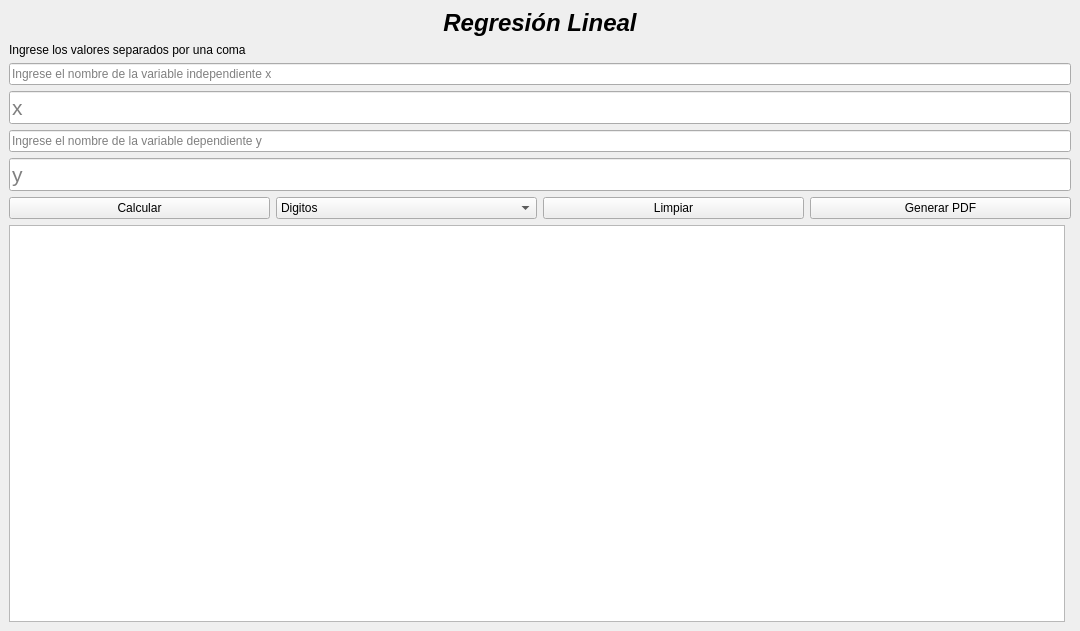
luisAlcides/simulacion, file view/ui/linearRegressionView.ui: the form before one commit.
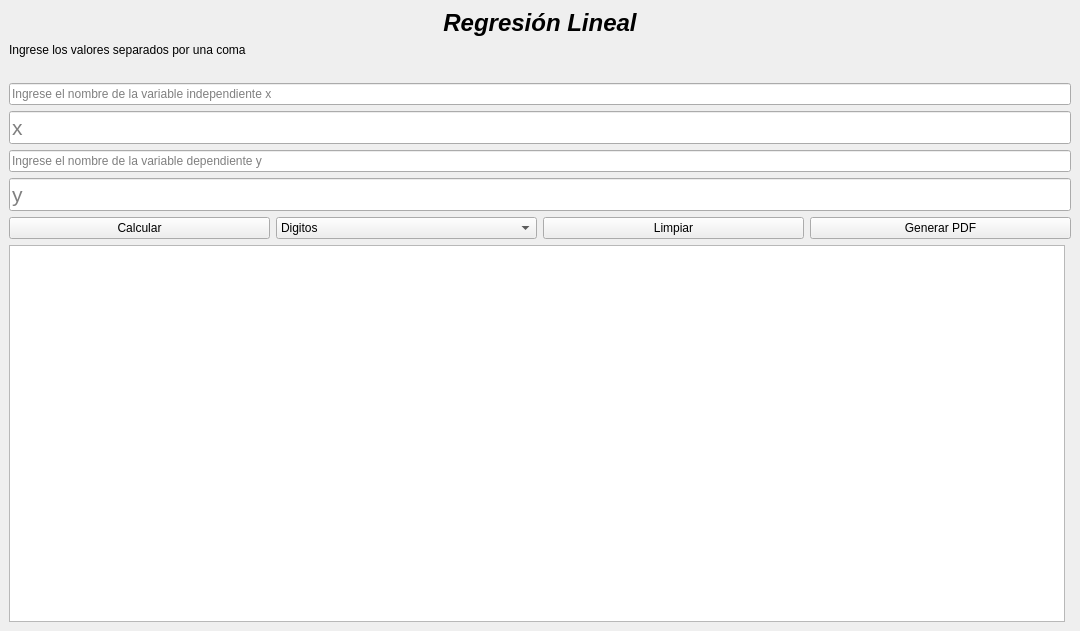
The form after the commit.

Commit message: Linear regression

```diff
--- a/view/ui/linearRegressionView.ui
+++ b/view/ui/linearRegressionView.ui
@@ -54,6 +54,13 @@
       </property>
      </widget>
     </item>
+    <item>
+     <widget class="QLabel" name="lbl_relation">
+      <property name="text">
+       <string/>
+      </property>
+     </widget>
+    </item>
     <item>
      <widget class="QLineEdit" name="txt_nombre_empresa_x">
       <property name="text">
```
The commit also changes 2 other files.
